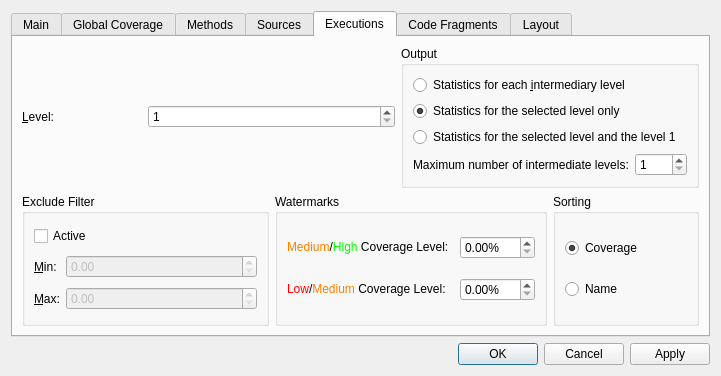
Before: the Qt Designer form src/libcoveragebrowser/WHTMLReportUI.ui in testcocoon/testcocoon, drawn with Qt 5.
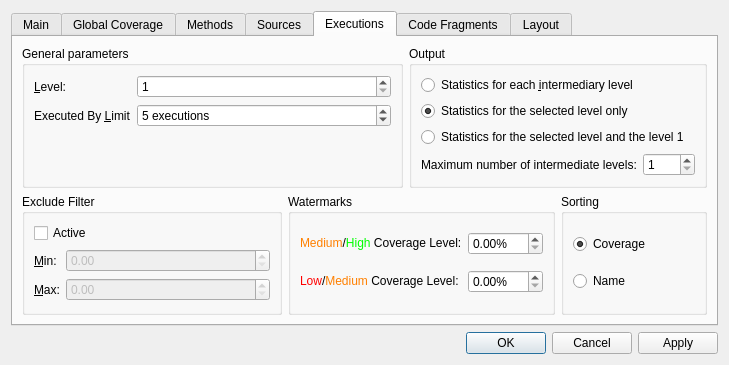
After: the same form once the commit is applied. The open tabs and pages were chosen to show the change.

Commit message: Possibility to set the maximum number of executions which executes a line of code

What changed in the file:
```diff
--- a/src/libcoveragebrowser/WHTMLReportUI.ui
+++ b/src/libcoveragebrowser/WHTMLReportUI.ui
@@ -6,8 +6,8 @@
    <rect>
     <x>0</x>
     <y>0</y>
-    <width>721</width>
-    <height>376</height>
+    <width>729</width>
+    <height>354</height>
    </rect>
   </property>
   <property name="windowTitle">
@@ -724,7 +724,13 @@
       <attribute name="title">
        <string>Executions</string>
       </attribute>
-      <layout class="QGridLayout">
+      <layout class="QGridLayout" name="gridLayout_2">
+       <item row="0" column="0" colspan="2">
+        <widget class="QGroupBox" name="groupBox_9">
+         <property name="title">
+          <string>General parameters</string>
+         </property>
+         <layout class="QFormLayout" name="formLayout">
        <item row="0" column="0">
         <widget class="QLabel" name="label_5">
          <property name="text">
@@ -735,7 +741,7 @@
          </property>
         </widget>
        </item>
-       <item row="0" column="1" colspan="2">
+          <item row="0" column="1">
         <widget class="QSpinBox" name="executions_level_p">
          <property name="minimum">
           <number>1</number>
@@ -745,7 +751,36 @@
          </property>
         </widget>
        </item>
-       <item row="0" column="3" colspan="2">
+          <item row="1" column="0">
+           <widget class="QLabel" name="label_20">
+            <property name="text">
+             <string>Executed By &amp;Limit</string>
+            </property>
+            <property name="buddy">
+             <cstring>executed_by_limit_p</cstring>
+            </property>
+           </widget>
+          </item>
+          <item row="1" column="1">
+           <widget class="QSpinBox" name="executed_by_limit_p">
+            <property name="suffix">
+             <string> executions</string>
+            </property>
+            <property name="maximum">
+             <number>999999</number>
+            </property>
+            <property name="singleStep">
+             <number>5</number>
+            </property>
+            <property name="value">
+             <number>5</number>
+            </property>
+           </widget>
+          </item>
+         </layout>
+        </widget>
+       </item>
+       <item row="0" column="2" colspan="2">
         <widget class="QGroupBox" name="executions_level_output_p">
          <property name="title">
           <string>Output</string>
@@ -795,7 +830,7 @@
          </layout>
         </widget>
        </item>
-       <item row="1" column="0" colspan="2">
+       <item row="1" column="0">
         <widget class="QGroupBox" name="groupBox_6">
          <property name="title">
           <string>Exclude Filter</string>
@@ -863,7 +898,7 @@
          </layout>
         </widget>
        </item>
-       <item row="1" column="2" colspan="2">
+       <item row="1" column="1" colspan="2">
         <widget class="QGroupBox" name="executions_watermarks_p">
          <property name="title">
           <string>Watermarks</string>
@@ -924,7 +959,7 @@
          </layout>
         </widget>
        </item>
-       <item row="1" column="4">
+       <item row="1" column="3">
         <widget class="QGroupBox" name="groupBox_7">
          <property name="title">
           <string>Sorting</string>
```
Lines whose indentation alone changed are shown as unchanged. The commit also changes 8 other files.
